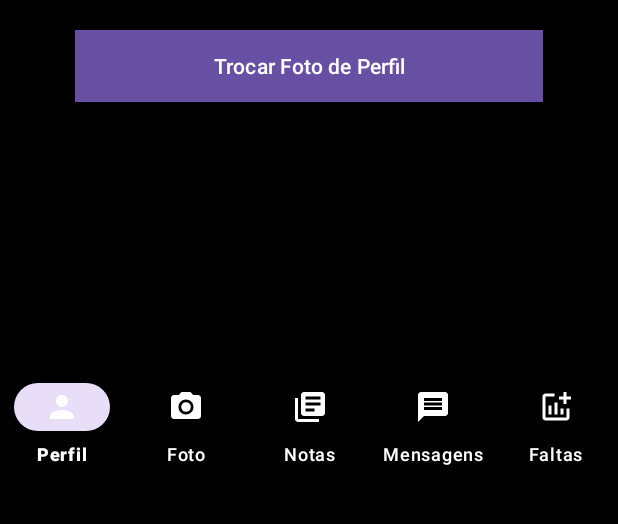
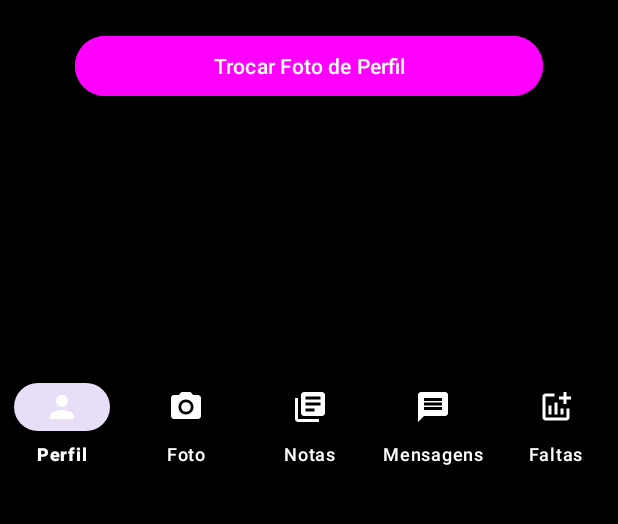
Before and after one commit to rafaelluz10/TCC-ETEC, an Android app: the FotoActivity screen opened directly, with no data from a screen before it, on a phone screen of 412 x 824 dp, the part 509-1033 px from its top. Run offline under Robolectric (Android 15) with nearby library versions, the phone set to English and light mode, and no system bars.

Commit message:
Layout Foto Lançado, Correção de Alguns Erros

```diff
--- a/app/src/main/res/layout/foto_layout.xml
+++ b/app/src/main/res/layout/foto_layout.xml
@@ -32,7 +32,7 @@
         android:text="Trocar Foto de Perfil"
         android:layout_marginRight="50dp"
         android:layout_marginLeft="50dp"
-        android:background="#F000"
+        android:backgroundTint="#FF00FF"
         android:layout_marginTop="20dp"> </Button>
 
 
```
